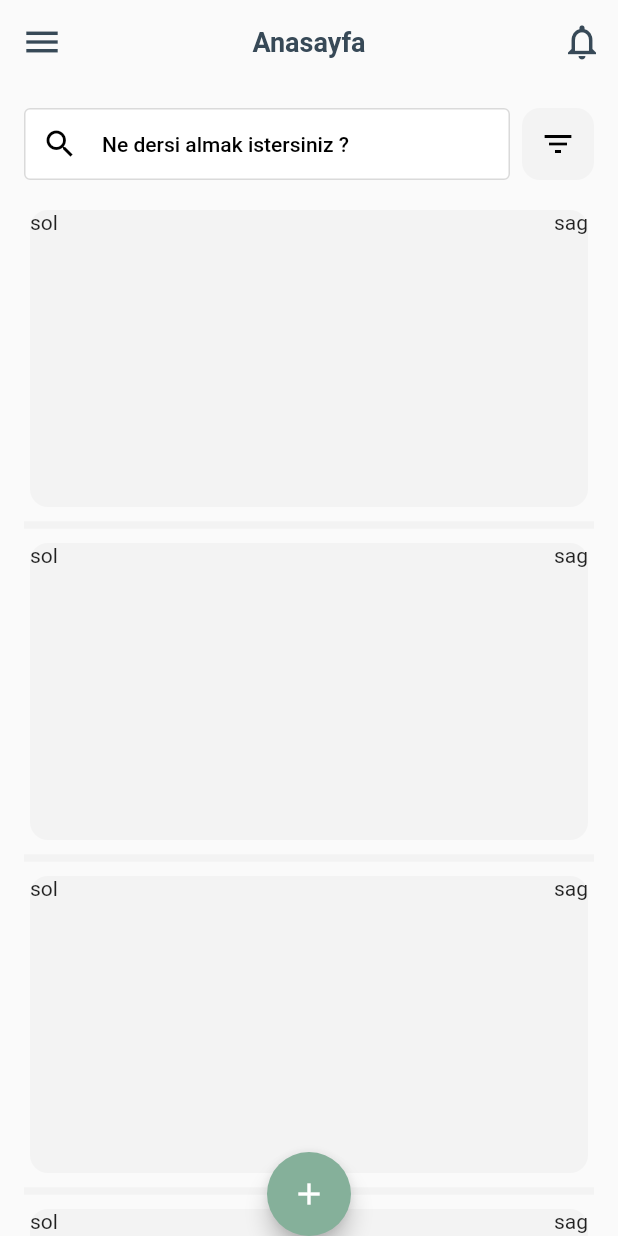
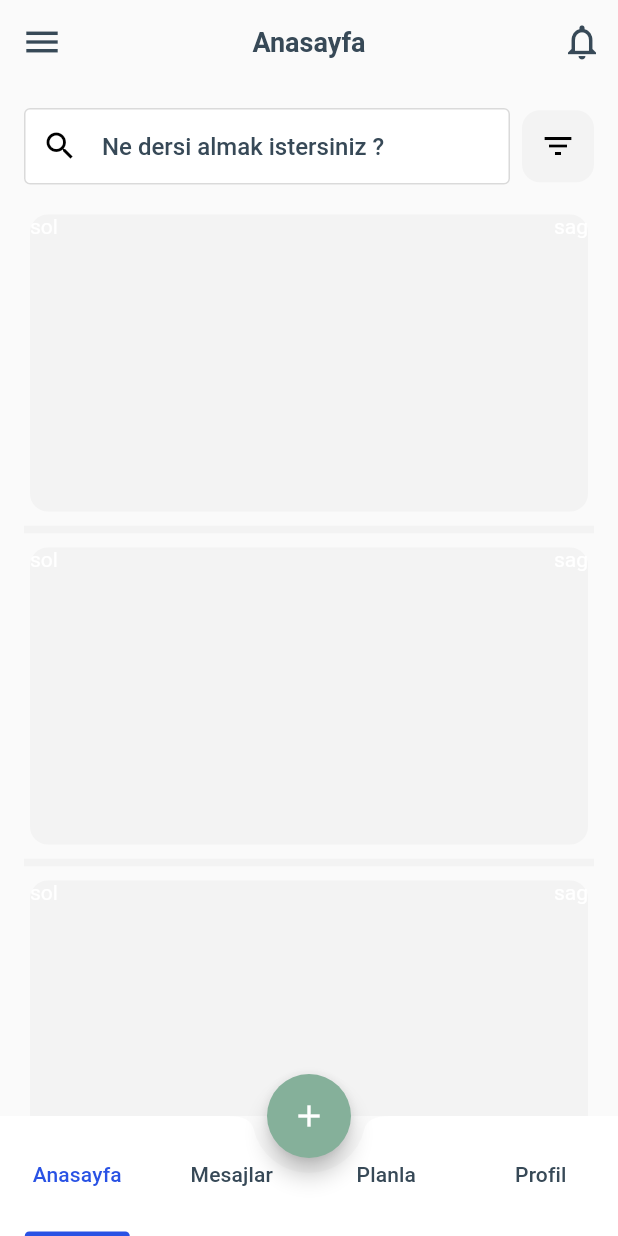
Before and after one commit to omerlevennt/ozel_ders, a Flutter app: the screen it shows after launch, on a phone screen of 412 x 824 dp. Run offline on Flutter 3.47's test engine with Material 2 defaults, Android fonts, the phone set to English and light mode, and no system bars.

Commit message:
tab bar and pages added. The theme has been edited

```diff
--- a/lib/feature/home/home_view.dart
+++ b/lib/feature/home/home_view.dart
@@ -4,7 +4,6 @@ import 'package:ozel_ders/product/utility/padding/only_padding.dart';
 import 'package:ozel_ders/product/utility/padding/symmetric_padding.dart';
 import 'package:ozel_ders/product/utility/theme/theme_color.dart';
 import 'package:ozel_ders/product/widget/appBar/custom_app_bar.dart';
-import 'package:ozel_ders/product/widget/button/add_fab_button.dart';
 import 'package:ozel_ders/product/widget/textField/search_bar.dart';
 
 class HomeView extends StatefulWidget {
@@ -19,9 +18,6 @@ class _HomeViewState extends State<HomeView> {
   Widget build(BuildContext context) {
     return Scaffold(
       appBar: const _HomeViewAppBar(),
-      floatingActionButton: const AddFabButton(),
-      floatingActionButtonLocation: FloatingActionButtonLocation.centerDocked,
-      extendBody: true,
       body: Padding(
         padding: PagePadding.horizontalNormal,
         child: Column(
--- /dev/null
+++ b/lib/feature/tab_view.dart
@@ -0,0 +1,74 @@
+import 'package:flutter/material.dart';
+import 'package:ozel_ders/feature/home/home_view.dart';
+import 'package:ozel_ders/feature/messages/messages_view.dart';
+import 'package:ozel_ders/feature/plan/plan_view.dart';
+import 'package:ozel_ders/feature/profile/profile_view.dart';
+import 'package:ozel_ders/product/enum/tab_enum.dart';
+import 'package:ozel_ders/product/widget/button/add_fab_button.dart';
+
+class TabView extends StatefulWidget {
+  const TabView({super.key});
+
+  @override
+  State<TabView> createState() => _TabViewState();
+}
+
+class _TabViewState extends State<TabView> with TickerProviderStateMixin {
+  late final TabController _tabController;
+
+  @override
+  void initState() {
+    super.initState();
+    _tabController = TabController(length: TabEnum.values.length, vsync: this);
+  }
+
+  @override
+  Widget build(BuildContext context) {
+    return DefaultTabController(
+      length: TabEnum.values.length,
+      child: Scaffold(
+        floatingActionButton: const AddFabButton(),
+        floatingActionButtonLocation: FloatingActionButtonLocation.centerDocked,
+        extendBody: true,
+        bottomNavigationBar: SafeArea(
+          child: BottomAppBar(
+            notchMargin: 10,
+            child: _myTab(),
+          ),
+        ),
+        body: SafeArea(child: _tabBarView()),
+      ),
+    );
+  }
+
+  TabBar _myTab() {
+    return TabBar(
+      physics: const NeverScrollableScrollPhysics(),
+      padding: EdgeInsets.zero,
+      controller: _tabController,
+      tabs: TabEnum.values
+          .map(
+            (e) => SizedBox(
+              width: 70,
+              child: Tab(
+                text: e.name,
+              ),
+            ),
+          )
+          .toList(),
+    );
+  }
+
+  TabBarView _tabBarView() {
+    return TabBarView(
+      physics: const NeverScrollableScrollPhysics(),
+      controller: _tabController,
+      children: const [
+        HomeView(),
+        MessagesView(),
+        PlanView(),
+        ProfileView(),
+      ],
+    );
+  }
+}
--- a/lib/main.dart
+++ b/lib/main.dart
@@ -1,5 +1,5 @@
 import 'package:flutter/material.dart';
-import 'package:ozel_ders/feature/home/home_view.dart';
+import 'package:ozel_ders/feature/tab_view.dart';
 import 'package:ozel_ders/product/utility/constants/main_constants.dart';
 import 'package:ozel_ders/product/utility/theme/theme_light.dart';
 
@@ -14,7 +14,7 @@ class MyApp extends StatelessWidget {
       debugShowCheckedModeBanner: false,
       title: MainConstants.title,
       theme: LightTheme().lightTheme,
-      home: const HomeView(),
+      home: const TabView(),
     );
   }
 }
--- /dev/null
+++ b/lib/product/decoration/outline_input_border_decoration.dart
@@ -0,0 +1,9 @@
+import 'package:flutter/material.dart';
+import 'package:ozel_ders/product/utility/theme/theme_color.dart';
+
+class OutlineInputBorderDecoration extends OutlineInputBorder {
+  const OutlineInputBorderDecoration()
+      : super(
+          borderSide: const BorderSide(color: ThemeColor.alto),
+        );
+}
--- /dev/null
+++ b/lib/product/enum/tab_enum.dart
@@ -0,0 +1 @@
+enum TabEnum { Anasayfa, Mesajlar, Planla, Profil }
--- a/lib/product/utility/constants/locale_keys.dart
+++ b/lib/product/utility/constants/locale_keys.dart
@@ -5,5 +5,8 @@ final class LocaleKeys {
   const LocaleKeys._();
 
   static const String home = 'Anasayfa';
+  static const String messages = 'Mesajlar';
+  static const String plan = 'Planla';
+  static const String profile = 'Profil';
   static const String searchHintText = 'Ne dersi almak istersiniz ?';
 }
--- a/lib/product/utility/theme/theme_color.dart
+++ b/lib/product/utility/theme/theme_color.dart
@@ -12,6 +12,7 @@ final class ThemeColor {
       SystemUiOverlayStyle.dark;
 
   static const Color white = Color(0xffffffff);
+  static const Color royalBlue = Color(0xff2952E4);
   static const Color oxfordBlue = Color(0xff374957);
   static const Color concrete = Color(0xfff3f3f3);
   static const Color bayLeaf = Color(0xff85B09A);
--- a/lib/product/utility/theme/theme_light.dart
+++ b/lib/product/utility/theme/theme_light.dart
@@ -1,4 +1,5 @@
 import 'package:flutter/material.dart';
+import 'package:ozel_ders/product/decoration/outline_input_border_decoration.dart';
 import 'package:ozel_ders/product/utility/theme/theme_color.dart';
 
 final class LightTheme {
@@ -18,11 +19,6 @@ final class LightTheme {
             size: 28,
           ),
           centerTitle: true,
-          titleTextStyle: TextStyle(
-            fontWeight: FontWeight.bold,
-            color: ThemeColor.oxfordBlue,
-            fontSize: 18,
-          ),
         ),
         floatingActionButtonTheme: const FloatingActionButtonThemeData(
           shape: CircleBorder(),
@@ -32,18 +28,33 @@ final class LightTheme {
         inputDecorationTheme: const InputDecorationTheme(
           filled: true,
           fillColor: ThemeColor.white,
-          border: OutlineInputBorder(
-            borderSide: BorderSide(color: ThemeColor.alto),
+          hintStyle: TextStyle(
+            color: ThemeColor.oxfordBlue,
+            fontSize: 16,
           ),
-          disabledBorder: OutlineInputBorder(
-            borderSide: BorderSide(color: ThemeColor.alto),
+          border: OutlineInputBorderDecoration(),
+          focusedBorder: OutlineInputBorderDecoration(),
+          enabledBorder: OutlineInputBorderDecoration(),
+        ),
+        textTheme: const TextTheme(
+          bodySmall: TextStyle(
+            fontWeight: FontWeight.bold,
+            color: ThemeColor.oxfordBlue,
+            fontSize: 18,
           ),
-          focusedBorder: OutlineInputBorder(
-            borderSide: BorderSide(color: ThemeColor.alto),
-          ),
-          enabledBorder: OutlineInputBorder(
-            borderSide: BorderSide(color: ThemeColor.alto),
-          ),
+        ),
+        tabBarTheme: const TabBarTheme(
+          labelColor: ThemeColor.royalBlue,
+          unselectedLabelColor: ThemeColor.oxfordBlue,
+          indicatorSize: TabBarIndicatorSize.label,
+          indicatorColor: ThemeColor.royalBlue,
+          dividerColor: ThemeColor.transparent,
+        ),
+        bottomAppBarTheme: const BottomAppBarTheme(
+          elevation: 0,
+          padding: EdgeInsets.zero,
+          color: ThemeColor.white,
+          shape: CircularNotchedRectangle(),
         ),
       );
 }
--- a/lib/product/widget/appBar/custom_app_bar.dart
+++ b/lib/product/widget/appBar/custom_app_bar.dart
@@ -1,4 +1,5 @@
 import 'package:flutter/material.dart';
+import 'package:ozel_ders/product/extension/context_extension.dart';
 
 class CustomAppBar extends StatelessWidget {
   const CustomAppBar({
@@ -13,7 +14,10 @@ class CustomAppBar extends StatelessWidget {
   @override
   Widget build(BuildContext context) {
     return AppBar(
-      title: Text(appBarTitle),
+      title: Text(
+        appBarTitle,
+        style: context.textTheme.bodySmall,
+      ),
       leading: leading,
       actions: [
         actions,
--- a/lib/product/widget/textField/search_bar.dart
+++ b/lib/product/widget/textField/search_bar.dart
@@ -1,5 +1,6 @@
 import 'package:flutter/material.dart';
 import 'package:ozel_ders/product/utility/constants/locale_keys.dart';
+import 'package:ozel_ders/product/utility/theme/theme_color.dart';
 
 class SearchBarField extends StatelessWidget {
   const SearchBarField({
@@ -9,6 +10,11 @@ class SearchBarField extends StatelessWidget {
   @override
   Widget build(BuildContext context) {
     return const TextField(
+      cursorColor: ThemeColor.oxfordBlue,
+      style: TextStyle(
+        color: ThemeColor.oxfordBlue,
+        fontSize: 16,
+      ),
       keyboardType: TextInputType.text,
       textInputAction: TextInputAction.search,
       decoration: InputDecoration(
```
Also changed, not shown: lib/feature/messages/messages_view.dart (added, +36 -0 lines), lib/feature/plan/plan_view.dart (added, +36 -0 lines), lib/feature/profile/profile_view.dart (added, +36 -0 lines), lib/product/exception/navigate_model_not_found.dart (added, +9 -0 lines), lib/product/extension/context_extension.dart (added, +26 -0 lines), pubspec.yaml (+6 -1 lines).
